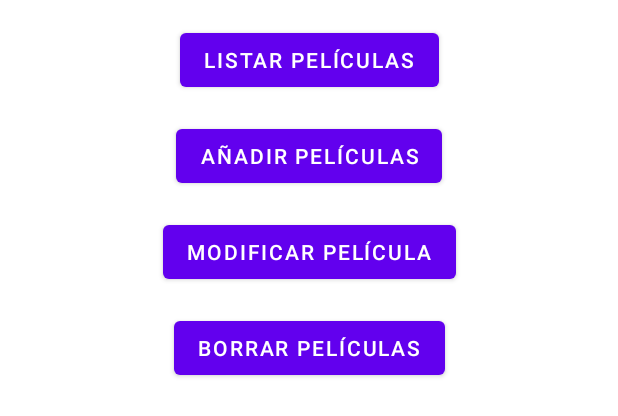
After one commit to 16kram/ClienteAndroidMovies4Rent, an Android app: the layout activity_gestion_peliculas.xml on its own in the app's theme, with its tools: preview values and no code run, on a phone screen of 412 x 824 dp. The commit adds this screen. Shown: the top 416 px of the screen. Run offline under Robolectric (Android 15) with nearby library versions, the phone set to English and light mode, and no system bars.

Commit message:
Pantalla de gestión de películas añadida.

```diff
--- a/app/src/main/java/porqueras/ioc/proyectom13appmovil/MainActivity.java
+++ b/app/src/main/java/porqueras/ioc/proyectom13appmovil/MainActivity.java
@@ -13,6 +13,9 @@ import android.widget.EditText;
 import android.widget.Toast;
 
 import porqueras.ioc.proyectom13appmovil.modelos.LoginResponse;
+import porqueras.ioc.proyectom13appmovil.secciones.usuarios.PantallaAdministrador;
+import porqueras.ioc.proyectom13appmovil.secciones.usuarios.PantallaUsuario;
+import porqueras.ioc.proyectom13appmovil.secciones.usuarios.RegistroUsuario;
 import porqueras.ioc.proyectom13appmovil.utilidades.ApiUtils;
 import porqueras.ioc.proyectom13appmovil.utilidades.InstanciaRetrofit;
 import retrofit2.Call;
--- a/app/src/main/java/porqueras/ioc/proyectom13appmovil/secciones/usuarios/GestionUsuarios.java
+++ b/app/src/main/java/porqueras/ioc/proyectom13appmovil/secciones/usuarios/GestionUsuarios.java
@@ -8,9 +8,7 @@ import android.os.Bundle;
 import android.view.View;
 import android.widget.Button;
 
-import porqueras.ioc.proyectom13appmovil.ListadoUsuarios;
 import porqueras.ioc.proyectom13appmovil.R;
-import porqueras.ioc.proyectom13appmovil.RegistroUsuario;
 
 /**
  * Pantalla el administrador para gestionar usuarios
--- a/app/src/main/java/porqueras/ioc/proyectom13appmovil/ListadoUsuarios.java
+++ b/app/src/main/java/porqueras/ioc/proyectom13appmovil/secciones/usuarios/ListadoUsuarios.java
@@ -1,4 +1,4 @@
-package porqueras.ioc.proyectom13appmovil;
+package porqueras.ioc.proyectom13appmovil.secciones.usuarios;
 
 import androidx.appcompat.app.AppCompatActivity;
 import androidx.recyclerview.widget.LinearLayoutManager;
@@ -13,10 +13,11 @@ import android.os.Bundle;
 import android.util.Log;
 import android.widget.Toast;
 
-import java.util.Collections;
 import java.util.HashMap;
 import java.util.LinkedList;
 
+import porqueras.ioc.proyectom13appmovil.APIService;
+import porqueras.ioc.proyectom13appmovil.R;
 import porqueras.ioc.proyectom13appmovil.modelos.UsuarioListaResponse;
 import porqueras.ioc.proyectom13appmovil.utilidades.ApiUtils;
 import porqueras.ioc.proyectom13appmovil.utilidades.InstanciaRetrofit;
--- a/app/src/main/java/porqueras/ioc/proyectom13appmovil/ModificarRolUsuario.java
+++ b/app/src/main/java/porqueras/ioc/proyectom13appmovil/secciones/usuarios/ModificarRolUsuario.java
@@ -1,4 +1,4 @@
-package porqueras.ioc.proyectom13appmovil;
+package porqueras.ioc.proyectom13appmovil.secciones.usuarios;
 
 import androidx.appcompat.app.AppCompatActivity;
 
@@ -11,6 +11,8 @@ import android.widget.Switch;
 import android.widget.TextView;
 import android.widget.Toast;
 
+import porqueras.ioc.proyectom13appmovil.APIService;
+import porqueras.ioc.proyectom13appmovil.R;
 import porqueras.ioc.proyectom13appmovil.modelos.UsuarioInfoResponse;
 import porqueras.ioc.proyectom13appmovil.utilidades.ApiUtils;
 import porqueras.ioc.proyectom13appmovil.utilidades.InstanciaRetrofit;
--- a/app/src/main/java/porqueras/ioc/proyectom13appmovil/ModificarUsuario.java
+++ b/app/src/main/java/porqueras/ioc/proyectom13appmovil/secciones/usuarios/ModificarUsuario.java
@@ -1,4 +1,4 @@
-package porqueras.ioc.proyectom13appmovil;
+package porqueras.ioc.proyectom13appmovil.secciones.usuarios;
 
 import androidx.appcompat.app.AppCompatActivity;
 
@@ -10,6 +10,8 @@ import android.widget.Button;
 import android.widget.EditText;
 import android.widget.Switch;
 
+import porqueras.ioc.proyectom13appmovil.APIService;
+import porqueras.ioc.proyectom13appmovil.R;
 import porqueras.ioc.proyectom13appmovil.modelos.UsuarioInfoResponse;
 import porqueras.ioc.proyectom13appmovil.modelos.UsuarioResponse;
 import porqueras.ioc.proyectom13appmovil.modelos.UsuarioUpdate;
--- a/app/src/main/java/porqueras/ioc/proyectom13appmovil/RegistroUsuario.java
+++ b/app/src/main/java/porqueras/ioc/proyectom13appmovil/secciones/usuarios/RegistroUsuario.java
@@ -1,4 +1,4 @@
-package porqueras.ioc.proyectom13appmovil;
+package porqueras.ioc.proyectom13appmovil.secciones.usuarios;
 
 import androidx.appcompat.app.AppCompatActivity;
 
@@ -12,6 +12,8 @@ import android.widget.Button;
 import android.widget.EditText;
 import android.widget.Toast;
 
+import porqueras.ioc.proyectom13appmovil.APIService;
+import porqueras.ioc.proyectom13appmovil.R;
 import porqueras.ioc.proyectom13appmovil.modelos.UsuarioResponse;
 import porqueras.ioc.proyectom13appmovil.utilidades.InstanciaRetrofit;
 import retrofit2.Call;
--- /dev/null
+++ b/app/src/main/res/layout/activity_gestion_peliculas.xml
@@ -0,0 +1,48 @@
+<?xml version="1.0" encoding="utf-8"?>
+<androidx.constraintlayout.widget.ConstraintLayout xmlns:android="http://schemas.android.com/apk/res/android"
+    xmlns:app="http://schemas.android.com/apk/res-auto"
+    xmlns:tools="http://schemas.android.com/tools"
+    android:layout_width="match_parent"
+    android:layout_height="match_parent"
+    tools:context=".secciones.peliculas.GestionPeliculas">
+
+    <Button
+        android:id="@+id/buttonListaPeliculas"
+        android:layout_width="wrap_content"
+        android:layout_height="wrap_content"
+        android:layout_marginTop="16dp"
+        android:text="Listar películas"
+        app:layout_constraintEnd_toEndOf="parent"
+        app:layout_constraintStart_toStartOf="parent"
+        app:layout_constraintTop_toTopOf="parent" />
+
+    <Button
+        android:id="@+id/buttonPonerPeliculas"
+        android:layout_width="wrap_content"
+        android:layout_height="wrap_content"
+        android:layout_marginTop="16dp"
+        android:text="Añadir películas"
+        app:layout_constraintEnd_toEndOf="parent"
+        app:layout_constraintStart_toStartOf="parent"
+        app:layout_constraintTop_toBottomOf="@+id/buttonListaPeliculas" />
+
+    <Button
+        android:id="@+id/buttonModificarPelicula"
+        android:layout_width="wrap_content"
+        android:layout_height="wrap_content"
+        android:layout_marginTop="16dp"
+        android:text="Modificar película"
+        app:layout_constraintEnd_toEndOf="parent"
+        app:layout_constraintStart_toStartOf="parent"
+        app:layout_constraintTop_toBottomOf="@+id/buttonPonerPeliculas" />
+
+    <Button
+        android:id="@+id/buttonBorrarPeliculas"
+        android:layout_width="wrap_content"
+        android:layout_height="wrap_content"
+        android:layout_marginTop="16dp"
+        android:text="Borrar películas"
+        app:layout_constraintEnd_toEndOf="parent"
+        app:layout_constraintStart_toStartOf="parent"
+        app:layout_constraintTop_toBottomOf="@+id/buttonModificarPelicula" />
+</androidx.constraintlayout.widget.ConstraintLayout>
--- a/app/src/main/res/layout/activity_listado_usuarios.xml
+++ b/app/src/main/res/layout/activity_listado_usuarios.xml
@@ -4,7 +4,7 @@
     xmlns:tools="http://schemas.android.com/tools"
     android:layout_width="match_parent"
     android:layout_height="match_parent"
-    tools:context=".ListadoUsuarios">
+    tools:context=".secciones.usuarios.ListadoUsuarios">
 
     <androidx.recyclerview.widget.RecyclerView
         android:id="@+id/recyclerview"
--- a/app/src/main/res/layout/activity_modificar_rol_usuario.xml
+++ b/app/src/main/res/layout/activity_modificar_rol_usuario.xml
@@ -4,7 +4,7 @@
     xmlns:tools="http://schemas.android.com/tools"
     android:layout_width="match_parent"
     android:layout_height="match_parent"
-    tools:context=".ModificarRolUsuario">
+    tools:context=".secciones.usuarios.ModificarRolUsuario">
 
     <TextView
         android:id="@+id/textViewRolUsuario"
--- a/app/src/main/res/layout/activity_modificar_usuario.xml
+++ b/app/src/main/res/layout/activity_modificar_usuario.xml
@@ -4,7 +4,7 @@
     xmlns:tools="http://schemas.android.com/tools"
     android:layout_width="match_parent"
     android:layout_height="match_parent"
-    tools:context=".ModificarUsuario">
+    tools:context=".secciones.usuarios.ModificarUsuario">
     <EditText
         android:id="@+id/editTextNombreModificar"
         android:layout_width="wrap_content"
--- a/app/src/main/res/layout/activity_pantalla_administrador.xml
+++ b/app/src/main/res/layout/activity_pantalla_administrador.xml
@@ -4,7 +4,7 @@
     xmlns:tools="http://schemas.android.com/tools"
     android:layout_width="match_parent"
     android:layout_height="match_parent"
-    tools:context=".PantallaAdministrador">
+    tools:context=".secciones.usuarios.PantallaAdministrador">
 
     <Button
         android:id="@+id/buttonLogoutAdmin"
--- a/app/src/main/res/layout/activity_pantalla_usuario.xml
+++ b/app/src/main/res/layout/activity_pantalla_usuario.xml
@@ -4,7 +4,7 @@
     xmlns:tools="http://schemas.android.com/tools"
     android:layout_width="match_parent"
     android:layout_height="match_parent"
-    tools:context=".PantallaUsuario">
+    tools:context=".secciones.usuarios.PantallaUsuario">
 
     <Button
         android:id="@+id/buttonLogout"
--- a/app/src/main/res/layout/activity_registro_usuario.xml
+++ b/app/src/main/res/layout/activity_registro_usuario.xml
@@ -4,7 +4,7 @@
     xmlns:tools="http://schemas.android.com/tools"
     android:layout_width="match_parent"
     android:layout_height="match_parent"
-    tools:context=".RegistroUsuario">
+    tools:context=".secciones.usuarios.RegistroUsuario">
 
     <EditText
         android:id="@+id/editTextNombrer"
```
Also changed, not shown: app/src/main/AndroidManifest.xml (+9 -6 lines), app/src/main/java/porqueras/ioc/proyectom13appmovil/secciones/peliculas/GestionPeliculas.java (added, +22 -0 lines), app/src/main/java/porqueras/ioc/proyectom13appmovil/secciones/usuarios/PantallaAdministrador.java (renamed from app/src/main/java/porqueras/ioc/proyectom13appmovil/PantallaUsuario.java, +23 -21 lines), app/src/main/java/porqueras/ioc/proyectom13appmovil/secciones/usuarios/PantallaUsuario.java (renamed from app/src/main/java/porqueras/ioc/proyectom13appmovil/PantallaAdministrador.java, +23 -20 lines).
